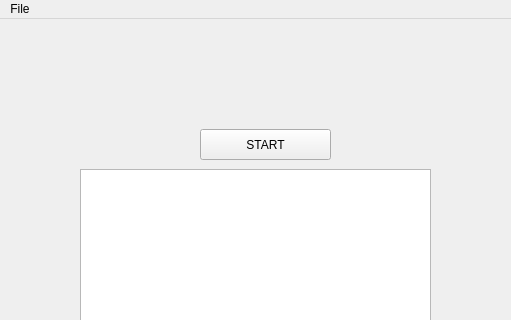
This is mainwindow.ui in vashaty/7zipGUI as Qt 5 draws it before an edit; both pictures show x 0 to 511 and y 0 to 320 of the 511 by 469 pixel window. The edited form follows.
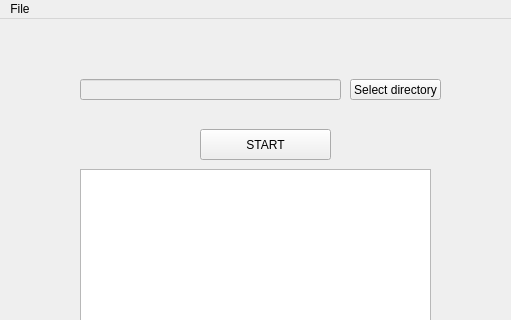
This is the edited form.

Commit message: choose directory done

What changed in the file:
```diff
--- a/mainwindow.ui
+++ b/mainwindow.ui
@@ -37,6 +37,32 @@
      <string>START</string>
     </property>
    </widget>
+   <widget class="QLineEdit" name="leFolderPath">
+    <property name="enabled">
+     <bool>false</bool>
+    </property>
+    <property name="geometry">
+     <rect>
+      <x>80</x>
+      <y>60</y>
+      <width>261</width>
+      <height>21</height>
+     </rect>
+    </property>
+   </widget>
+   <widget class="QPushButton" name="pbDir">
+    <property name="geometry">
+     <rect>
+      <x>350</x>
+      <y>60</y>
+      <width>91</width>
+      <height>21</height>
+     </rect>
+    </property>
+    <property name="text">
+     <string>Select directory</string>
+    </property>
+   </widget>
   </widget>
   <widget class="QMenuBar" name="menubar">
    <property name="geometry">
```
The commit also changes 2 other files.
